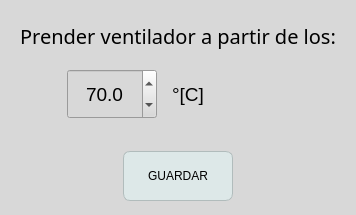
Old version of the form GUI/CUERPO/DISENO/SISTEMA_CONTROL/configVenti_dise.ui in the repository ronihdzz/IoT_domotica.
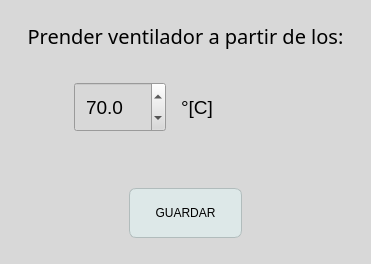
New version of the form. Icons and pictures are not drawn.

What changed in the file:
```diff
--- a/GUI/CUERPO/DISENO/SISTEMA_CONTROL/configVenti_dise.ui
+++ b/GUI/CUERPO/DISENO/SISTEMA_CONTROL/configVenti_dise.ui
@@ -9,8 +9,8 @@
    <rect>
     <x>0</x>
     <y>0</y>
-    <width>354</width>
-    <height>215</height>
+    <width>371</width>
+    <height>264</height>
    </rect>
   </property>
   <property name="mouseTracking">
@@ -118,6 +118,56 @@
          <pointsize>14</pointsize>
         </font>
        </property>
+       <property name="styleSheet">
+        <string notr="true">      QDoubleSpinBox {
+            padding-right: 15px; /* make room for the arrows */
+            border-image: url(:/PYQT5/IMAGENES/pyqt5/frame.png) 4;
+            border-width: 3;
+        }
+        QDoubleSpinBox::up-button {
+            subcontrol-origin: border;
+            subcontrol-position: top right; /* position at the top right corner */
+            width: 16px; /* 16 + 2*1px border-width = 15px padding + 3px parent border */
+            border-image: url(:/PYQT5/IMAGENES/pyqt5/spinup.png) 1;
+            border-width: 1px;
+        }
+        QDoubleSpinBox::up-button:hover {
+            border-image: url(:/PYQT5/IMAGENES/pyqt5/spinup_hover.png) 1;
+        }
+        QDoubleSpinBox::up-button:pressed {
+            border-image: url(:/PYQT5/IMAGENES/pyqt5/spinup_pressed.png) 1;
+        }
+        QDoubleSpinBox::up-arrow {
+            image: url(:/PYQT5/IMAGENES/pyqt5/up_arrow.png);
+            width: 7px;
+            height: 7px;
+        }
+        QDoubleSpinBox::up-arrow:disabled, QSpinBox::up-arrow:off { /* off state when value is max */
+        image: url(:/PYQT5/IMAGENES/pyqt5/up_arrow_disabled.png);
+        }
+        QDoubleSpinBox::down-button {
+            subcontrol-origin: border;
+            subcontrol-position: bottom right; /* position at bottom right corner */
+            width: 16px;
+            border-image: url(:/PYQT5/IMAGENES/pyqt5/spindown.png) 1;
+            border-width: 1px;
+            border-top-width: 0;
+        }
+        QDoubleSpinBox::down-button:hover {
+            border-image: url(:/PYQT5/IMAGENES/pyqt5spindown_hover.png) 1;
+        }
+        QDoubleSpinBox::down-button:pressed {
+            border-image: url(:/PYQT5/IMAGENES/pyqt5/spindown_pressed.png) 1;
+        }
+        QDoubleSpinBox::down-arrow {
+            image: url(:/PYQT5/IMAGENES/pyqt5/down_arrow.png);
+            width: 7px;
+            height: 7px;
+        }
+        QDoubleSpinBox::down-arrow:disabled,QSpinBox::down-arrow:off { /* off state when value in min */
+        image: url(:/images/down_arrow_disabled.png);
+        }</string>
+       </property>
        <property name="alignment">
         <set>Qt::AlignCenter</set>
        </property>
```
